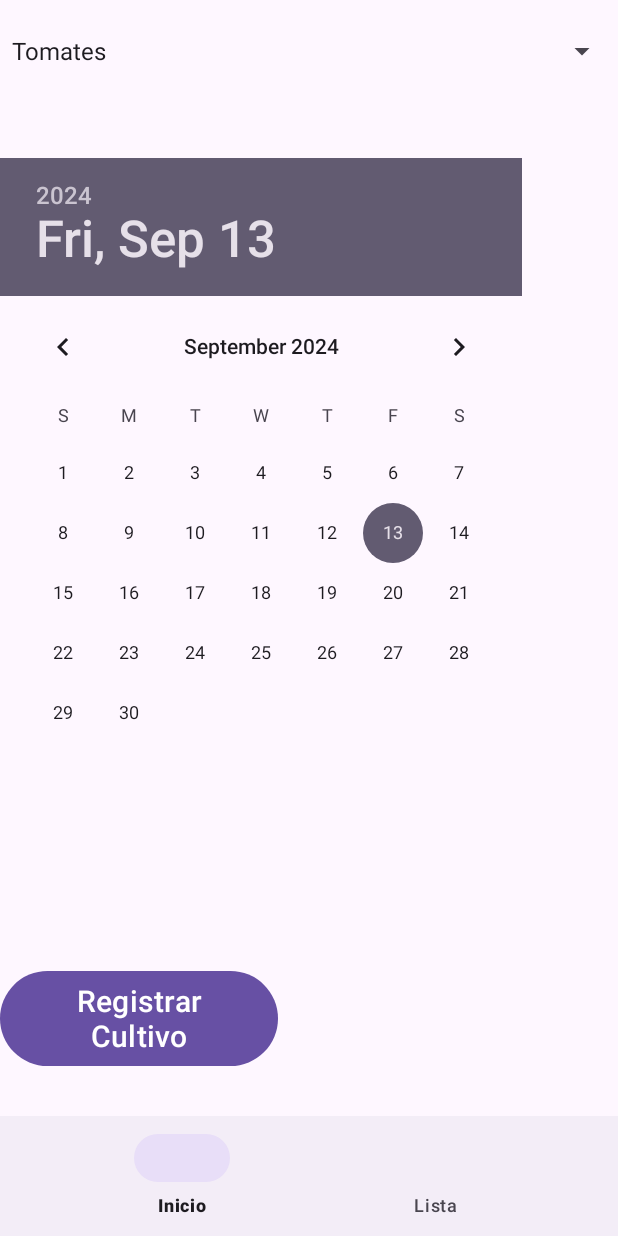
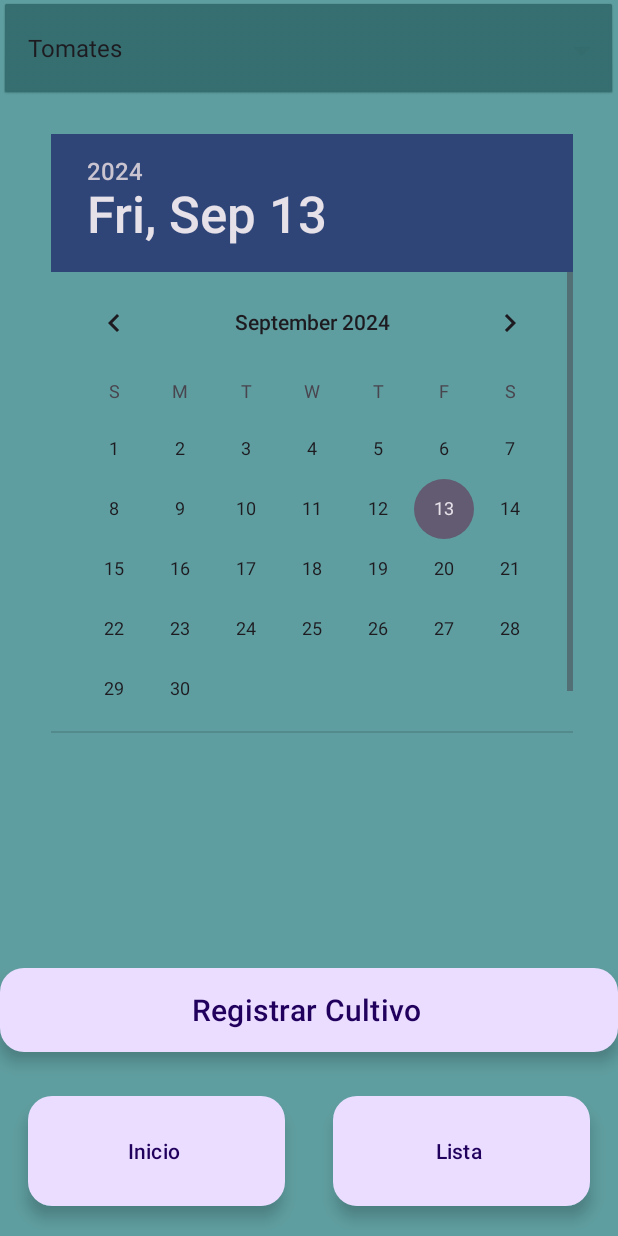
Before and after one commit to Slogica/Cultivos, an Android app: the screen it shows after launch (MainActivity), on a phone screen of 412 x 824 dp. Run offline under Robolectric (Android 15) with nearby library versions, the phone set to English and light mode, and no system bars.

Commit message:
up: Versión final

```diff
--- a/Cultivo/app/src/main/java/com/example/myapplication/MainActivity.java
+++ b/Cultivo/app/src/main/java/com/example/myapplication/MainActivity.java
@@ -24,23 +24,6 @@ public class MainActivity extends AppCompatActivity {
     protected void onCreate(Bundle savedInstanceState) {
         super.onCreate(savedInstanceState);
         setContentView(R.layout.activity_main);
-
-        databaseHelper = new DatabaseHelper(this);
-
-        BottomNavigationView bottomNavigationView = findViewById(R.id.bottom_navigation);
-        bottomNavigationView.setOnItemSelectedListener(item -> {
-            int id = item.getItemId();
-            if (id == R.id.nav_home) {
-                // Ya estamos en la pantalla principal, no hacemos nada
-                return true;
-            } else if (id == R.id.nav_lista) {
-                // Navegar a la Lista de cultivos
-                Intent intent = new Intent(MainActivity.this, ListaCultivosActivity.class);
-                startActivity(intent);
-                return true;
-            }
-            return false;
-        });
 
         // Inicializar DatabaseHelper
         databaseHelper = new DatabaseHelper(this);
@@ -108,5 +91,18 @@ public class MainActivity extends AppCompatActivity {
                 Toast.makeText(MainActivity.this, mensaje, Toast.LENGTH_LONG).show();
             }
         });
+
+        // Configurar botón "Inicio" (para la pantalla principal, no hacemos nada)
+        Button btnHome = findViewById(R.id.btnHome);
+        btnHome.setOnClickListener(v -> {
+            // Ya estamos en la pantalla principal, por lo que no hacemos nada
+        });
+
+        // Configurar botón "Lista" para ir a la lista de cultivos
+        Button btnLista = findViewById(R.id.btnLista);
+        btnLista.setOnClickListener(v -> {
+            Intent intent = new Intent(MainActivity.this, ListaCultivosActivity.class);
+            startActivity(intent);
+        });
     }
 }
--- a/Cultivo/app/src/main/res/layout/activity_main.xml
+++ b/Cultivo/app/src/main/res/layout/activity_main.xml
@@ -9,12 +9,15 @@
 
     <Spinner
         android:id="@+id/spinnerCultivo"
+        style="@android:style/Widget.Spinner.DropDown"
         android:layout_width="match_parent"
         android:layout_height="68dp"
         android:layout_marginBottom="16dp"
+        android:backgroundTint="#F8336B6D"
         android:minHeight="48dp"
-        android:textSize="25sp"
-        android:prompt="@string/select_cultivo" />
+        android:prompt="@string/select_cultivo"
+        android:spinnerMode="dropdown"
+        android:textSize="25sp" />
 
     <!-- DatePicker para seleccionar la fecha de cultivo -->
 
@@ -22,34 +25,54 @@
 
     <DatePicker
         android:id="@+id/datePickerCultivo"
-        android:layout_width="wrap_content"
-        android:layout_height="wrap_content"
-        android:layout_above="@+id/bottom_navigation"
+        style="@android:style/Widget.Material.Light.DatePicker"
+        android:layout_width="348dp"
+        android:layout_height="399dp"
         android:layout_below="@+id/spinnerCultivo"
-        android:layout_marginTop="21dp"
-        android:layout_marginBottom="131dp" />
+        android:layout_alignParentStart="true"
+        android:layout_alignParentEnd="true"
+        android:layout_marginStart="34dp"
+        android:layout_marginTop="5dp"
+        android:layout_marginEnd="28dp"
+        android:layout_marginBottom="150dp"
+        android:headerBackground="@color/material_dynamic_primary30"
+        android:scrollbarStyle="outsideOverlay" />
 
     <Button
         android:id="@+id/btnRegistrar"
-        android:layout_width="185dp"
-        android:layout_height="71dp"
-        android:layout_above="@+id/bottom_navigation"
-        android:layout_marginBottom="29dp"
+        style="@style/Widget.Material3.ExtendedFloatingActionButton.Icon.Primary"
+        android:layout_width="match_parent"
+        android:layout_height="wrap_content"
+        android:layout_above="@+id/linearLayout"
+        android:layout_marginBottom="13dp"
         android:text="Registrar Cultivo"
         android:textSize="20sp"
         tools:ignore="HardcodedText" />
 
-    <com.google.android.material.bottomnavigation.BottomNavigationView
-        android:id="@+id/bottom_navigation"
+    <LinearLayout
+        android:id="@+id/linearLayout"
         android:layout_width="match_parent"
         android:layout_height="wrap_content"
         android:layout_alignParentBottom="true"
-        android:textSize="20sp"
-        android:layout_gravity="bottom"
-        app:menu="@menu/bottom_navigation_menu">
-    </com.google.android.material.bottomnavigation.BottomNavigationView>
+        android:layout_marginBottom="4dp"
+        android:gravity="center"
+        android:orientation="horizontal">
 
+        <Button
+            android:id="@+id/btnHome"
+            style="@style/Widget.Material3.ExtendedFloatingActionButton.Icon.Primary"
+            android:layout_width="171dp"
+            android:layout_height="73dp"
+            android:layout_margin="16dp"
+            android:text="Inicio" />
 
+        <Button
+            android:id="@+id/btnLista"
+            style="@style/Widget.Material3.ExtendedFloatingActionButton.Icon.Primary"
+            android:layout_width="171dp"
+            android:layout_height="73dp"
+            android:layout_margin="16dp"
+            android:text="Lista" />
 
-    <!-- Barra de navegación inferior -->
+    </LinearLayout>
 </RelativeLayout>
--- a/Cultivo/app/src/main/res/layout/item_cultivo.xml
+++ b/Cultivo/app/src/main/res/layout/item_cultivo.xml
@@ -11,6 +11,7 @@
         android:layout_width="wrap_content"
         android:layout_height="wrap_content"
         android:textSize="25sp"
+        android:textColor="@color/white"
         app:layout_constraintBottom_toBottomOf="parent"
         app:layout_constraintStart_toStartOf="parent"
         app:layout_constraintTop_toTopOf="parent"
@@ -24,6 +25,7 @@
         android:layout_height="wrap_content"
         android:layout_below="@id/nombreTextView"
         android:textSize="18sp"
+        android:textColor="@color/white"
         tools:ignore="MissingConstraints"
         tools:layout_editor_absoluteX="6dp"
         tools:layout_editor_absoluteY="-3dp"
@@ -31,6 +33,7 @@
 
     <Button
         android:id="@+id/btnEliminar"
+        style="@style/Widget.Material3.ExtendedFloatingActionButton.Icon.Primary"
         android:layout_width="wrap_content"
         android:layout_height="wrap_content"
         android:layout_alignParentEnd="true"
--- a/Cultivo/app/src/main/res/menu/bottom_navigation_menu.xml
+++ /dev/null
@@ -1,14 +0,0 @@
-<?xml version="1.0" encoding="utf-8"?>
-<menu xmlns:android="http://schemas.android.com/apk/res/android">
-
-    <item
-        android:id="@+id/nav_home"
-        android:textSize="20sp"
-        android:title="Inicio" />
-
-    <item
-        android:id="@+id/nav_lista"
-        android:textSize="20sp"
-        android:title="Lista" />
-
-</menu>
--- a/Cultivo/app/src/main/res/values-night/themes.xml
+++ b/Cultivo/app/src/main/res/values-night/themes.xml
@@ -1,6 +1,6 @@
 <resources xmlns:tools="http://schemas.android.com/tools">
     <!-- Base application theme. -->
-    <style name="Base.Theme.MyApplication" parent="Theme.Material3.DayNight.NoActionBar">
+    <style name="Base.Theme.MyApplication" parent="Theme.AppCompat.Light.NoActionBar">
         <!-- Customize your dark theme here. -->
         <!-- <item name="colorPrimary">@color/my_dark_primary</item> -->
     </style>
--- a/Cultivo/app/src/main/res/values/themes.xml
+++ b/Cultivo/app/src/main/res/values/themes.xml
@@ -2,6 +2,7 @@
     <!-- Base application theme. -->
     <style name="Base.Theme.MyApplication" parent="Theme.Material3.DayNight.NoActionBar">
         <!-- Customize your light theme here. -->
+        <item name="android:windowBackground">#5F9EA0</item>
         <!-- <item name="colorPrimary">@color/my_light_primary</item> -->
     </style>
 
```
Also changed, not shown: Cultivo/app/src/main/java/com/example/myapplication/ListaCultivosActivity.java (+10 -13 lines), Cultivo/app/src/main/res/layout/activity_lista_cultivos.xml (+24 -13 lines).
